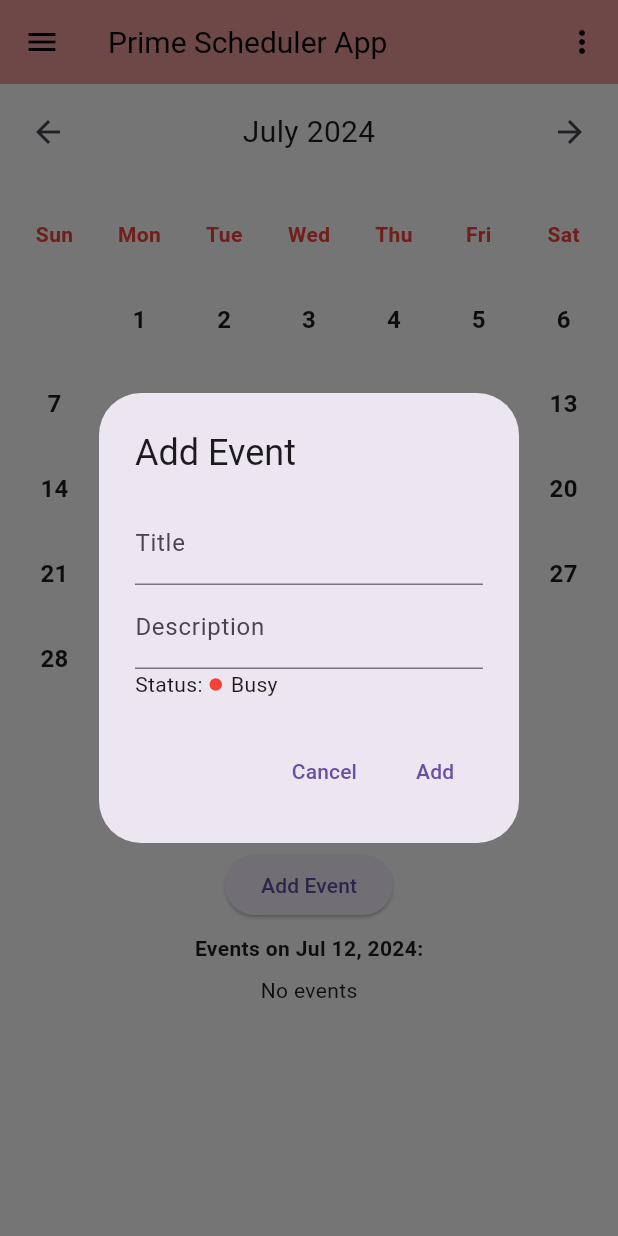
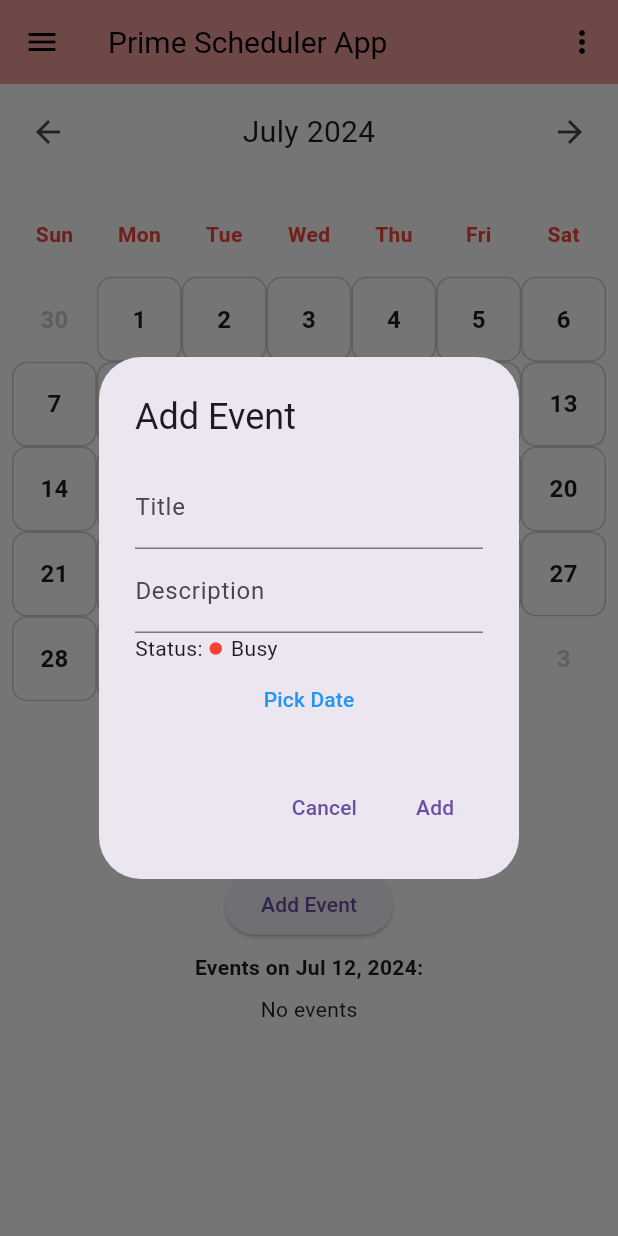
Before and after one commit to KylaClairePusag/Calendar, a Flutter app: the screen it shows after launch, after a tap on "Add Event", on a phone screen of 412 x 824 dp. Run offline on Flutter 3.47's test engine with Material 3 defaults, Android fonts, the phone set to English and light mode, and no system bars.

Commit message:
Update main.dart

```diff
--- a/lib/main.dart
+++ b/lib/main.dart
@@ -77,10 +77,12 @@ class _MyAppState extends State<MyApp> {
 class Event {
   String title;
   String description;
+  DateTime date;
   String status;
 
-  Event(this.title, this.description, this.status);
+  Event(this.title, this.description, this.date, this.status);
 }
+
 
 class CalendarGrid extends StatefulWidget {
   final Function(AppTheme) toggleTheme;
@@ -160,13 +162,32 @@ class _CalendarGridState extends State<CalendarGrid> {
                       Icons.circle,
                       color: Colors.red,
                       size: 10,
-
                     ),
                     SizedBox(width: 5),
                     Text('Busy'),
                   ],
                 ),
               ],
+            ),
+            // Add DatePicker for selecting event date
+            TextButton(
+              onPressed: () async {
+                DateTime? pickedDate = await showDatePicker(
+                  context: context,
+                  initialDate: _highlightedDate ?? DateTime.now(),
+                  firstDate: DateTime.now(),
+                  lastDate: DateTime(DateTime.now().year + 5),
+                );
+                if (pickedDate != null) {
+                  setState(() {
+                    _highlightedDate = pickedDate;
+                  });
+                }
+              },
+              child: Text(
+                'Pick Date',
+                style: TextStyle(color: Colors.blue),
+              ),
             ),
           ],
         ),
@@ -191,7 +212,8 @@ class _CalendarGridState extends State<CalendarGrid> {
                     Event(
                       titleController.text,
                       descriptionController.text,
-                        status,
+                      _highlightedDate!,
+                      'Busy'
                     ),
                   );
                 });
@@ -206,6 +228,51 @@ class _CalendarGridState extends State<CalendarGrid> {
   );
 }
 
+  // Method to retrieve all upcoming events
+  List<Event> _getAllUpcomingEvents() {
+    List<Event> upcomingEvents = [];
+
+    _events.forEach((date, events) {
+      upcomingEvents.addAll(events);
+    });
+
+    // Sort events by date if events have date field
+    upcomingEvents.sort((a, b) => a.date.compareTo(b.date));
+
+    return upcomingEvents;
+  }
+
+  // Method to navigate to Upcoming Events screen
+  void _navigateToUpcomingEvents(BuildContext context) {
+    List<Event> upcomingEvents = _getAllUpcomingEvents();
+
+    showDialog(
+      context: context,
+      builder: (BuildContext context) {
+        return AlertDialog(
+          title: Text('Upcoming Events'),
+          content: Column(
+            mainAxisSize: MainAxisSize.min,
+            children: upcomingEvents.map((event) {
+              return ListTile(
+                title: Text(event.title),
+                subtitle: Text(event.description),
+                trailing: Text(DateFormat.yMMMd().format(event.date)),
+              );
+            }).toList(),
+          ),
+          actions: [
+            TextButton(
+              child: Text('Close'),
+              onPressed: () {
+                Navigator.of(context).pop();
+              },
+            ),
+          ],
+        );
+      },
+    );
+  }
   void _showDiscardDialog(BuildContext context) {
     showDialog(
       context: context,
@@ -372,6 +439,12 @@ List<Widget> _buildCalendar() {
   final List<String> daysOfWeek = ['Sun', 'Mon', 'Tue', 'Wed', 'Thu', 'Fri', 'Sat'];
   final int daysInMonth = DateUtils.getDaysInMonth(_selectedDate.year, _selectedDate.month);
 
+  // Calculate previous month's days
+  DateTime previousMonthDate = DateTime(_selectedDate.year, _selectedDate.month - 1, 1);
+  int daysInPreviousMonth = DateUtils.getDaysInMonth(previousMonthDate.year, previousMonthDate.month);
+  int indexOfFirstDayMonth = getIndexOfFirstDayInMonth(_selectedDate);
+  int remainingDaysInPreviousMonth = indexOfFirstDayMonth;
+
   // Add headers for days of the week
   for (int i = 0; i < daysOfWeek.length; i++) {
     cells.add(
@@ -389,12 +462,25 @@ List<Widget> _buildCalendar() {
     );
   }
 
-  // Add empty cells for preceding days
+  // Add empty cells for preceding days of the current month
   for (int i = 0; i < indexOfFirstDayMonth; i++) {
-    cells.add(Container());
+    cells.add(
+      Container(
+        alignment: Alignment.center,
+        padding: EdgeInsets.all(8.0),
+        child: Text(
+          '${daysInPreviousMonth - remainingDaysInPreviousMonth + i + 1}',
+          style: TextStyle(
+            fontSize: 16.0,
+            fontWeight: FontWeight.bold,
+            color: Colors.grey.withOpacity(0.5),
+          ),
+        ),
+      ),
+    );
   }
 
-  // Add cells for each day of the month
+  // Add cells for each day of the current month
   for (int day = 1; day <= daysInMonth; day++) {
     final date = DateTime(_selectedDate.year, _selectedDate.month, day);
     final bool isToday = date.year == DateTime.now().year &&
@@ -411,6 +497,10 @@ List<Widget> _buildCalendar() {
         child: Container(
           decoration: BoxDecoration(
             color: isSelected ? Colors.red[200] : Colors.transparent,
+            border: Border.all(
+              color: Colors.grey.withOpacity(0.5),
+              width: 1.0,
+            ),
             borderRadius: BorderRadius.circular(10.0),
           ),
           child: Stack(
@@ -453,8 +543,29 @@ List<Widget> _buildCalendar() {
     );
   }
 
+  // Calculate next month's days
+  int remainingDaysInNextMonth = 7 - (cells.length % 7);
+  for (int i = 0; i < remainingDaysInNextMonth; i++) {
+    cells.add(
+      Container(
+        alignment: Alignment.center,
+        padding: EdgeInsets.all(8.0),
+        child: Text(
+          '${i + 1}',
+          style: TextStyle(
+            fontSize: 16.0,
+            fontWeight: FontWeight.bold,
+            color: Colors.grey.withOpacity(0.5),
+          ),
+        ),
+      ),
+    );
+  }
+
   return cells;
 }
+
+
 
 
 
@@ -518,7 +629,7 @@ List<Widget> _buildCalendar() {
           ),
           if (_highlightedDate != null)
             Container(
-              height: 210,
+              height: 197,
               padding: const EdgeInsets.all(8.0),
               child: Column(
                 children: [
@@ -657,6 +768,13 @@ List<Widget> _buildCalendar() {
                 // Optionally, you can navigate to the calendar view here
               },
             ),
+                  ListTile(
+        leading: Icon(Icons.event),
+        title: Text('Upcoming Events'),
+        onTap: () {
+          _navigateToUpcomingEvents(context);
+        }
+                  )
           ],
         ),
       ),
```
Lines whose indentation alone changed are shown as unchanged.
